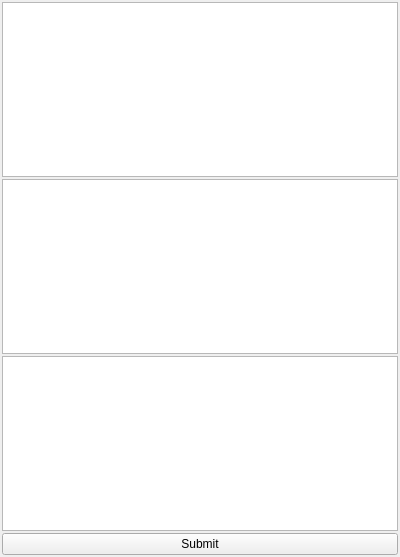
Above: src/piced/TextWindow.ui from eliemichel/RayStep before the change. Below: the same form after it.
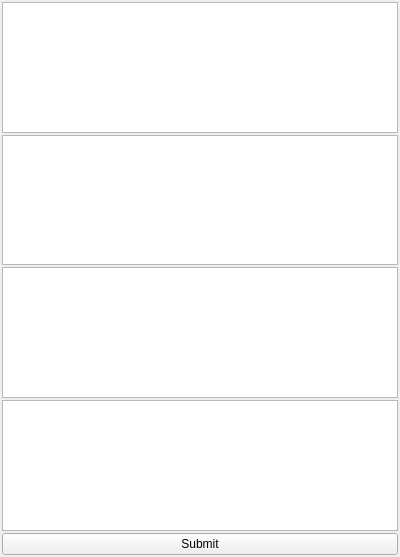
That is the form after the change. Custom widgets are drawn as their Qt base class.

Commit message: Add uniform model

Patch:
```diff
--- a/src/piced/TextWindow.ui
+++ b/src/piced/TextWindow.ui
@@ -52,6 +52,9 @@
      </property>
     </widget>
    </item>
+   <item>
+    <widget class="QTreeView" name="uniformsView"/>
+   </item>
    <item>
     <widget class="QPushButton" name="submitButton">
      <property name="text">
```
The commit also changes 10 other files.
